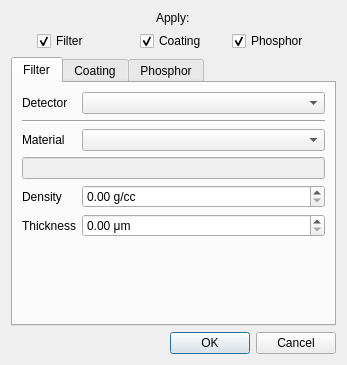
HEXRD/hexrdgui, file hexrdgui/resources/ui/absorption_correction_options_dialog.ui: the form before one commit.
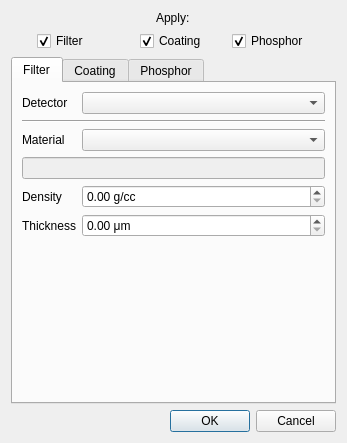
The form after the commit. Custom widgets are drawn as their Qt base class.

The edit to the form file:
```diff
--- a/hexrdgui/resources/ui/absorption_correction_options_dialog.ui
+++ b/hexrdgui/resources/ui/absorption_correction_options_dialog.ui
@@ -7,7 +7,7 @@
     <x>0</x>
     <y>0</y>
     <width>347</width>
-    <height>365</height>
+    <height>443</height>
    </rect>
   </property>
   <property name="sizePolicy">
```
Left out of the diff: 4 changed lines with no effect on the pictures.
